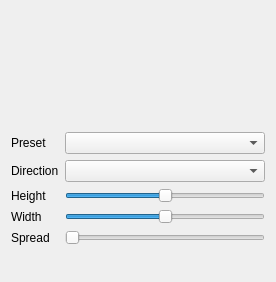
First picture: the form in Effects/CustomGradientWave/CustomGradientWave.ui, repository DLdota/OpenRGBEffectsPlugin, before the edit.
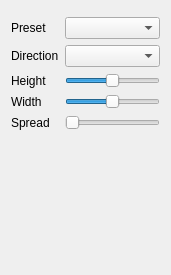
Second picture: the form after the edit. Custom widgets are drawn as their Qt base class.

```diff
--- a/Effects/CustomGradientWave/CustomGradientWave.ui
+++ b/Effects/CustomGradientWave/CustomGradientWave.ui
@@ -6,8 +6,8 @@
    <rect>
     <x>0</x>
     <y>0</y>
-    <width>276</width>
-    <height>282</height>
+    <width>171</width>
+    <height>275</height>
    </rect>
   </property>
   <property name="windowTitle">
@@ -125,6 +125,19 @@
    <item row="0" column="0" colspan="2">
     <widget class="ColorsPicker" name="colorsPicker" native="true"/>
    </item>
+   <item row="7" column="0" colspan="2">
+    <spacer name="verticalSpacer">
+     <property name="orientation">
+      <enum>Qt::Vertical</enum>
+     </property>
+     <property name="sizeHint" stdset="0">
+      <size>
+       <width>20</width>
+       <height>40</height>
+      </size>
+     </property>
+    </spacer>
+   </item>
   </layout>
  </widget>
  <customwidgets>
```
Left out of the diff: 122 changed lines with no effect on the pictures.
